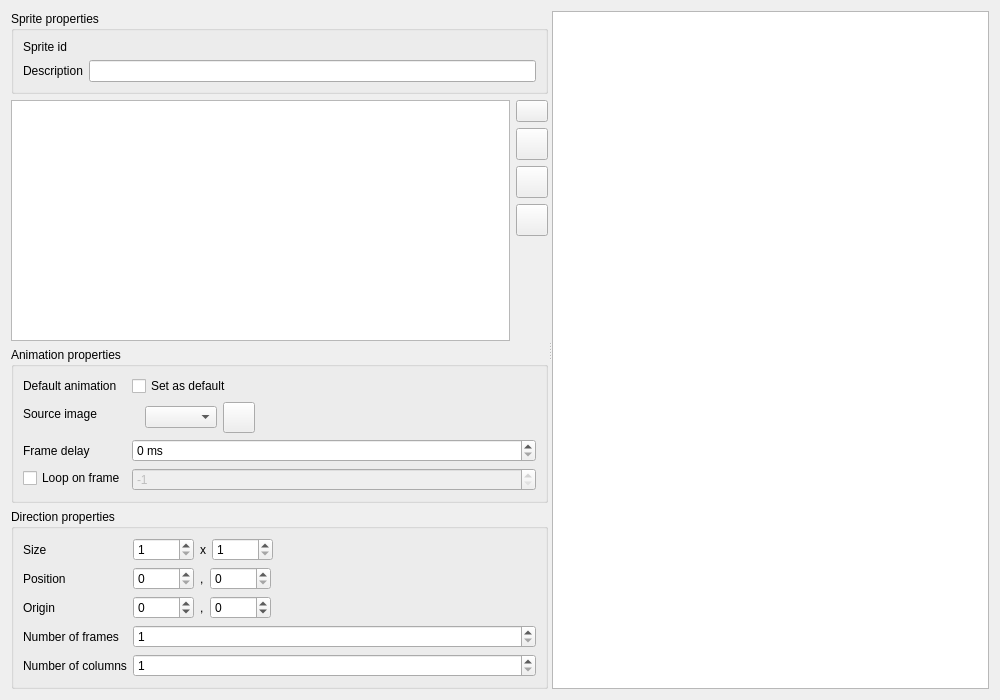
solarus-games/solarus-quest-editor, file src/gui/sprite_editor.ui: the form before one commit.
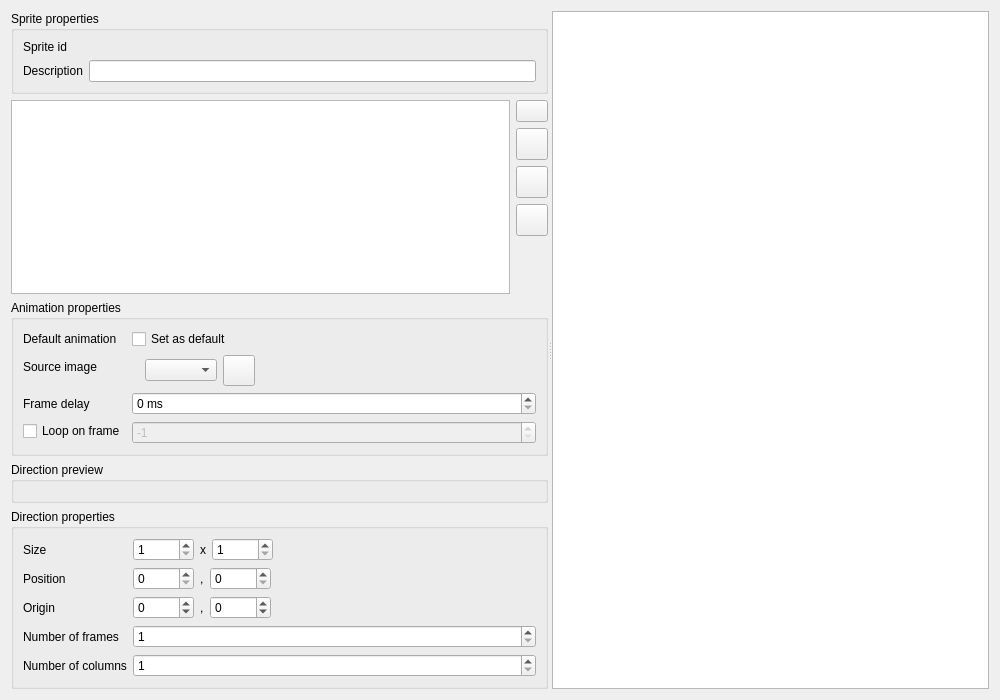
The form after the commit. Icons and pictures are not drawn. Custom widgets are drawn as their Qt base class.

Commit message: Implementing the SpritePreviewer.

The edit to the form file:
```diff
--- a/src/gui/sprite_editor.ui
+++ b/src/gui/sprite_editor.ui
@@ -398,6 +398,18 @@
          </layout>
         </widget>
        </item>
+       <item>
+        <widget class="QGroupBox" name="direction_preview_group_box">
+         <property name="title">
+          <string>Direction preview</string>
+         </property>
+         <layout class="QHBoxLayout" name="horizontalLayout_7">
+          <item>
+           <widget class="SpritePreviewer" name="sprite_previewer" native="true"/>
+          </item>
+         </layout>
+        </widget>
+       </item>
        <item>
         <widget class="QGroupBox" name="direction_properties_group_box">
          <property name="title">
@@ -632,6 +644,12 @@
    <extends>QGraphicsView</extends>
    <header>gui/sprite_view.h</header>
   </customwidget>
+  <customwidget>
+   <class>SpritePreviewer</class>
+   <extends>QWidget</extends>
+   <header>gui/sprite_previewer.h</header>
+   <container>1</container>
+  </customwidget>
  </customwidgets>
  <resources>
   <include location="../../resources/images.qrc"/>
```
The commit also changes 5 other files.
